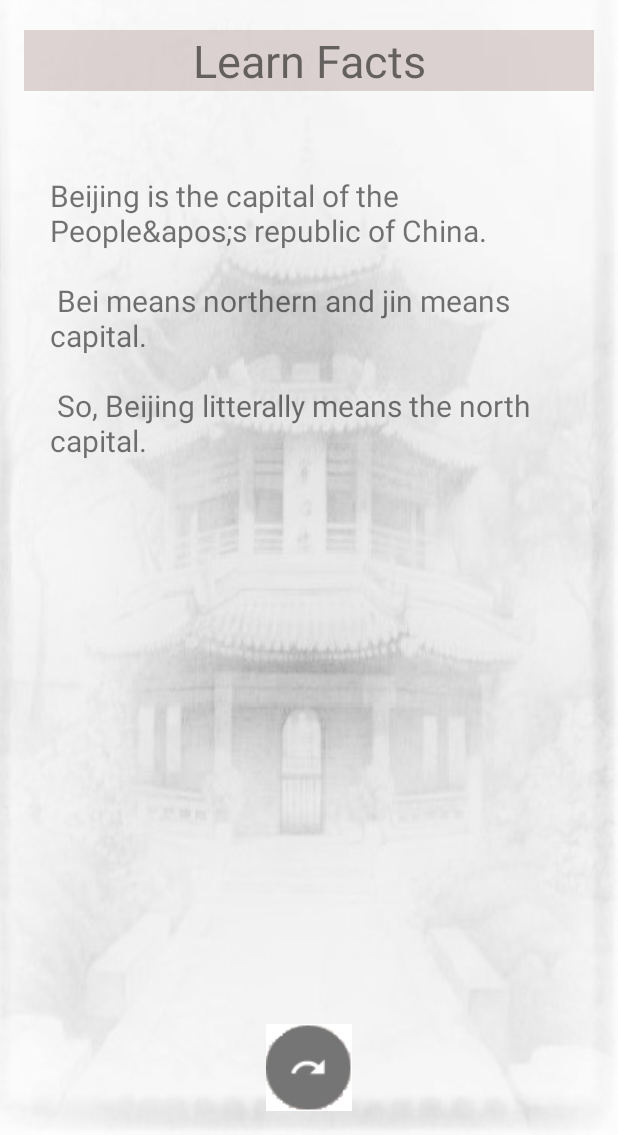
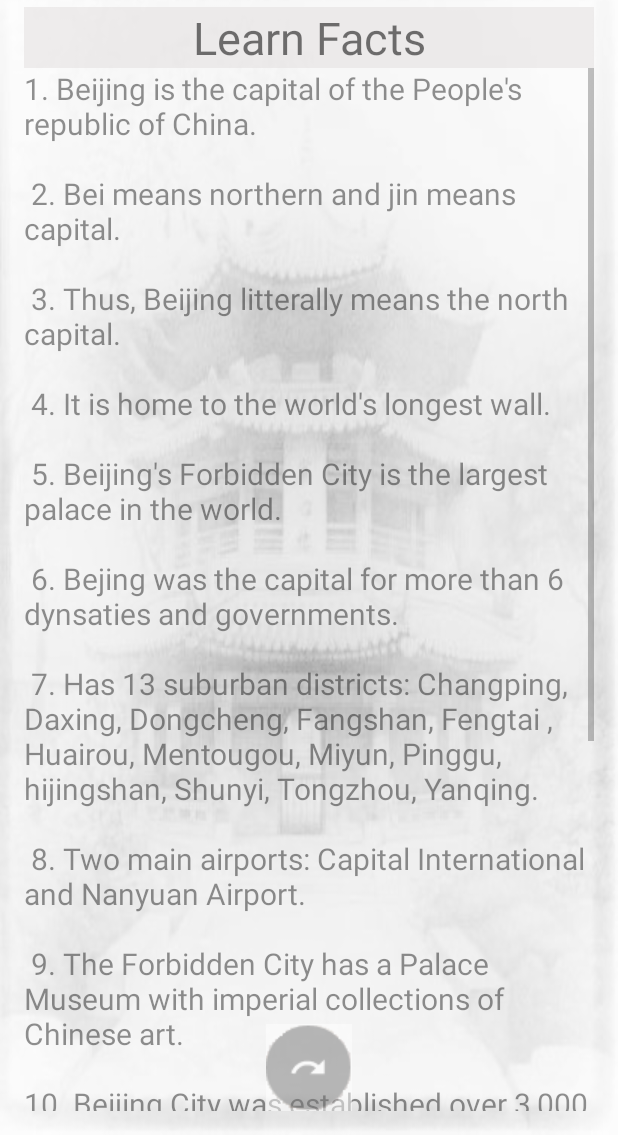
Before and after one commit to paceuniversity/CS3892017team1, an Android app: the factsActivity screen opened directly, with no data from a screen before it, on a phone screen of 412 x 824 dp, the part 101-1236 px from its top. Run offline under Robolectric (Android 15) with nearby library versions, the phone set to English and light mode, and no system bars.

Commit message:
7th Commit:  Facts activity with scroll bar and 15 facts

```diff
--- a/app/src/main/java/com/example/jacksonhoang/citygoer/factsActivity.java
+++ b/app/src/main/java/com/example/jacksonhoang/citygoer/factsActivity.java
@@ -3,7 +3,9 @@ package com.example.jacksonhoang.citygoer;
 import android.content.Intent;
 import android.os.Bundle;
 import android.support.v7.app.AppCompatActivity;
+import android.text.method.ScrollingMovementMethod;
 import android.view.View;
+import android.widget.TextView;
 
 public class factsActivity extends AppCompatActivity {
 
@@ -11,6 +13,8 @@ public class factsActivity extends AppCompatActivity {
     protected void onCreate(Bundle savedInstanceState) {
         super.onCreate(savedInstanceState);
         setContentView(R.layout.activity_facts);
+        TextView fact1 = (TextView) findViewById(R.id.fact1);
+        fact1.setMovementMethod(new ScrollingMovementMethod());
     }
 
     public void mainSelection(View view) {
--- a/app/src/main/res/layout/activity_facts.xml
+++ b/app/src/main/res/layout/activity_facts.xml
@@ -13,28 +13,18 @@
     tools:context="com.example.jacksonhoang.citygoer.MainActivity">
 
 
-    <ImageButton
-        android:id="@+id/returnMain"
-        android:layout_width="wrap_content"
-        android:layout_height="wrap_content"
-        android:layout_alignParentBottom="true"
-        android:layout_centerHorizontal="true"
-        android:background="@android:color/transparent"
-        android:onClick="mainSelection"
-        app:srcCompat="@drawable/backbutton" />
-
     <TextView
         android:id="@+id/titleFacts"
         android:layout_width="match_parent"
         android:layout_height="wrap_content"
+
+        android:layout_alignParentStart="true"
         android:layout_alignParentTop="true"
-        android:layout_centerHorizontal="true"
-
-        android:layout_marginTop="15dp"
-        android:background="#80c1acac"
+        android:background="#80e2dddd"
         android:text="Learn Facts"
         android:textAlignment="center"
         android:textSize="30dp" />
+
 
     <TextView
         android:id="@+id/fact1"
@@ -42,8 +32,22 @@
         android:layout_height="wrap_content"
         android:layout_alignParentStart="true"
         android:layout_below="@+id/titleFacts"
-        android:layout_marginStart="17dp"
-        android:layout_marginTop="56dp"
+        android:alpha="0.8"
+        android:maxLines="100"
+        android:scrollbars="vertical"
         android:text="@string/fact1"
         android:textSize="20dp" />
+
+    <ImageButton
+        android:id="@+id/returnMain"
+        android:layout_width="wrap_content"
+        android:layout_height="wrap_content"
+        android:layout_alignParentBottom="true"
+        android:layout_centerHorizontal="true"
+        android:alpha=".50"
+        android:background="@android:color/transparent"
+        android:onClick="mainSelection"
+        app:srcCompat="@drawable/backbutton" />
+
+
 </RelativeLayout>
--- a/app/src/main/res/values/strings.xml
+++ b/app/src/main/res/values/strings.xml
@@ -3,9 +3,22 @@
     <string name="title_activity_public_transit">publicTransitActivity</string>
 
     <string name="fact1">
-        <![CDATA[ Beijing is the capital of the People&apos;s republic of China.\n\n
-        Bei means northern and jin means capital.\n\n
-        So, Beijing litterally means the north capital.\n\n
+        <![CDATA[ 1. Beijing is the capital of the People\'s republic of China.\n\n
+        2. Bei means northern and jin means capital.\n\n
+        3. Thus, Beijing litterally means the north capital.\n\n
+        4. It is home to the world\'s longest wall.\n\n
+        5. Beijing\'s Forbidden City is the largest palace in the world.\n\n
+        6. Bejing was the capital for more than 6 dynsaties and governments.\n\n
+        7. Has 13 suburban districts: Changping, Daxing, Dongcheng, Fangshan, Fengtai
+        , Huairou, Mentougou, Miyun, Pinggu, hijingshan, Shunyi, Tongzhou, Yanqing. \n\n
+        8. Two main airports: Capital International and Nanyuan Airport. \n\n
+        9. The Forbidden City has a Palace Museum with imperial collections of Chinese art.
+        \n\n10. Beijing City was established over 3,000 years ago
+        \n\n11. Hosts one of the earliest living humans called Peking Man.
+        \n\n12. October 1st 1949, the People\'s Republic of China was founded.
+        \n\n13. Forbidden City was built from 1406 to 1420.
+        \n\n14. Forbidden City consists of 980 buildings taking 7,800,000 square feet.
+        \n\n15. Forbidden City was home to 24 emperors.
         ]]>
    </string>
 </resources>
```
